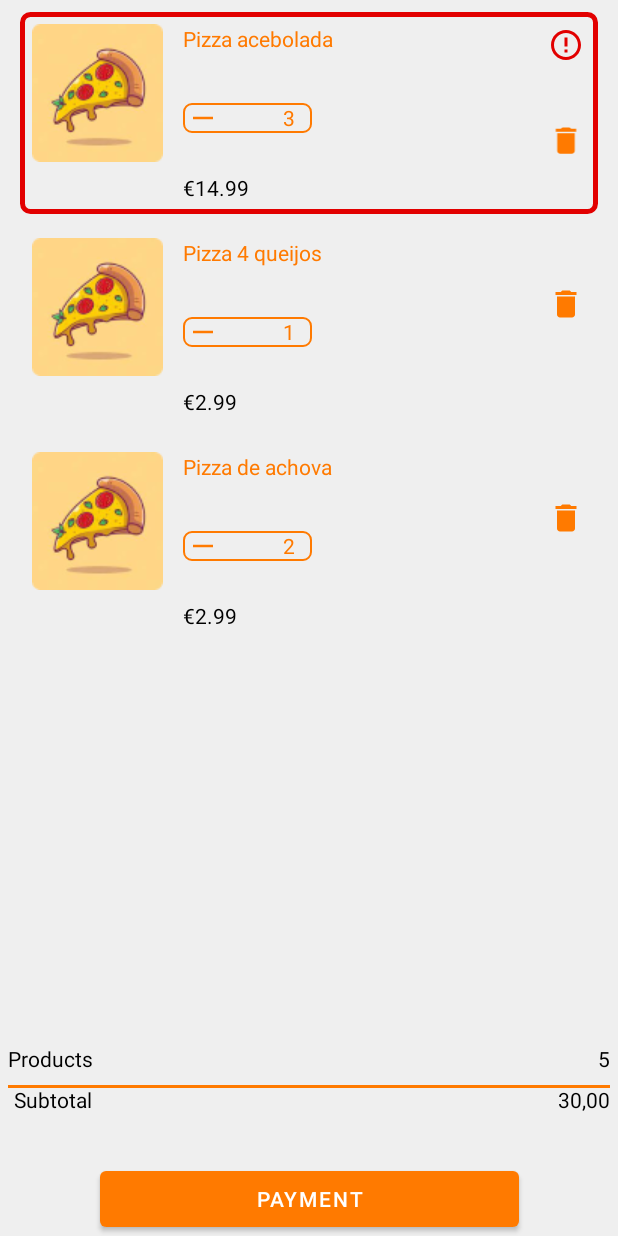
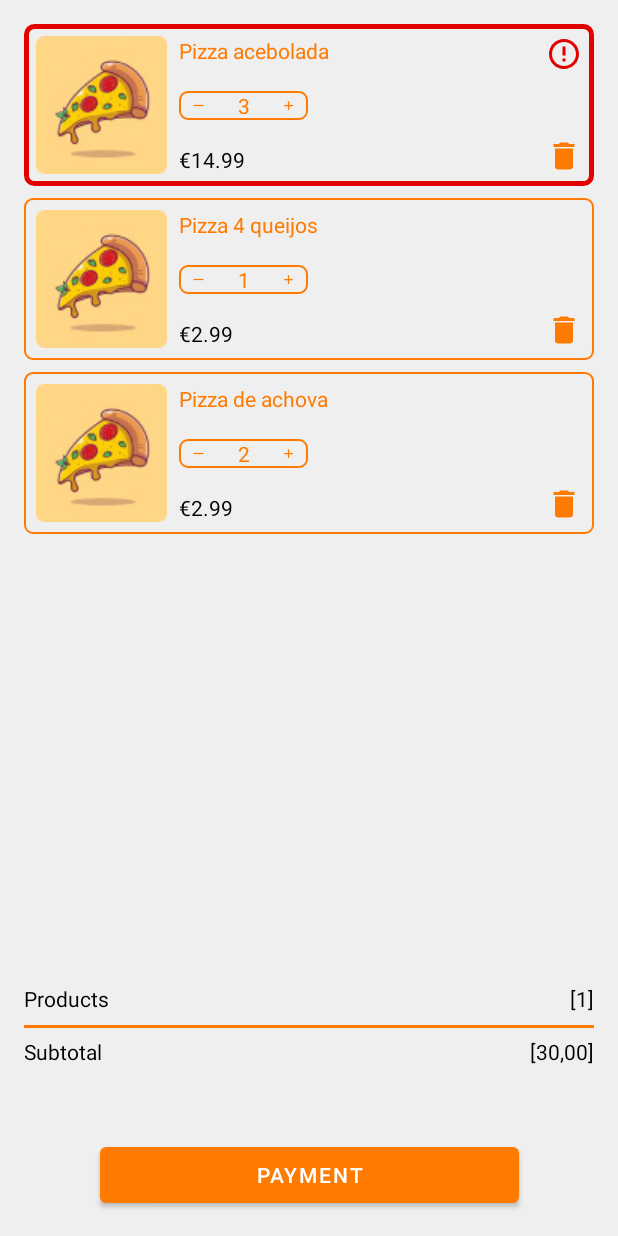
Before and after one commit to miguel57403/safe-eat-client, an Android app: the screen it shows after launch (CartActivity), on a phone screen of 412 x 824 dp. Run offline under Robolectric (Android 15) with nearby library versions, the phone set to English and light mode, and no system bars.

Commit message:
Refactor with ConstraintLayout

```diff
--- a/app/src/main/java/mb/safeEat/CartActivity.kt
+++ b/app/src/main/java/mb/safeEat/CartActivity.kt
@@ -1,12 +1,12 @@
 package mb.safeEat
 
+import android.annotation.SuppressLint
 import androidx.appcompat.app.AppCompatActivity
 import android.os.Bundle
 import android.view.LayoutInflater
 import android.view.View
 import android.view.ViewGroup
 import android.widget.ImageView
-import android.widget.LinearLayout
 import android.widget.TextView
 import androidx.constraintlayout.widget.ConstraintLayout
 import androidx.core.content.ContextCompat
@@ -20,59 +20,65 @@ class CartActivity : AppCompatActivity() {
         setContentView(R.layout.activity_cart)
         initAdapter()
     }
+
     private fun initAdapter() {
         val adapter = CartAdapter(createList())
-        val rv_home = findViewById<RecyclerView>(R.id.rv_home)
-        rv_home.layoutManager = LinearLayoutManager(this)
-        rv_home.adapter = adapter
+        val items = findViewById<RecyclerView>(R.id.cart_items)
+        items.layoutManager = LinearLayoutManager(this)
+        items.adapter = adapter
     }
+
     private fun createList(): ArrayList<Product> {
         val list = ArrayList<Product>()
-        list.add(Product(product = "Pizza acebolada", quantifyItem = 3, priceItem = 14.99F))
-        list.add(Product(product = "Pizza 4 queijos", quantifyItem = 1, priceItem = 2.99F))
-        list.add(Product(product = "Pizza de achova", quantifyItem = 2, priceItem = 2.99F))
+        list.add(Product(product = "Pizza acebolada", quantifyItem = 3, priceItem = 14.99F, warn = true))
+        list.add(Product(product = "Pizza 4 queijos", quantifyItem = 1, priceItem = 2.99F, warn = false))
+        list.add(Product(product = "Pizza de achova", quantifyItem = 2, priceItem = 2.99F, warn = false))
         return list
     }
 }
 
-class CartAdapter(private var data: ArrayList<Product>) : RecyclerView.Adapter<CartAdapter.ViewHolder>() {
+class CartAdapter(private var data: ArrayList<Product>) :
+    RecyclerView.Adapter<CartAdapter.ViewHolder>() {
     override fun onCreateViewHolder(parent: ViewGroup, viewType: Int): ViewHolder {
-        return ViewHolder(LayoutInflater.from(parent.context).inflate(R.layout.cart_item, parent, false))
+        return ViewHolder(
+            LayoutInflater.from(parent.context).inflate(R.layout.cart_item, parent, false)
+        )
     }
+
     override fun getItemCount(): Int {
         return data.size
     }
+
     override fun onBindViewHolder(holder: ViewHolder, position: Int) {
         val item = data[position]
-        holder.bindView(item, position)
+        holder.bindView(item)
     }
+
     class ViewHolder(itemView: View) : RecyclerView.ViewHolder(itemView) {
-        val containermeu = itemView.findViewById<LinearLayout>(R.id.containerMeu)
-        val product = itemView.findViewById<TextView>(R.id.cart_item_product)
-        val quantifyItem = itemView.findViewById<TextView>(R.id.quantifyItem)
-        val priceItem = itemView.findViewById<TextView>(R.id.priceItem)
-        val icon = itemView.findViewById<ImageView>(R.id.iconWarning)
-        fun bindView(item: Product,position: Int) {
-            if(position == 1 ){
-                val bg = ContextCompat.getDrawable(itemView.context, R.drawable.item_without_border_)
-                containermeu.background = bg
-                icon.visibility = View.GONE
-            }
-            if(position == 2 ){
-                val bg = ContextCompat.getDrawable(itemView.context, R.drawable.item_without_border_)
-                containermeu.background = bg
-                icon.visibility = View.GONE
+        private val container = itemView.findViewById<ConstraintLayout>(R.id.cart_item_container)
+        private val product = itemView.findViewById<TextView>(R.id.cart_item_name)
+        private val quantity = itemView.findViewById<TextView>(R.id.cart_item_quantity)
+        private val price = itemView.findViewById<TextView>(R.id.cart_item_price)
+        private val icon = itemView.findViewById<ImageView>(R.id.cart_item_alert)
+
+        @SuppressLint("SetTextI18n")
+        fun bindView(item: Product) {
+            if (item.warn) {
+                val bg =
+                    ContextCompat.getDrawable(itemView.context, R.drawable.border_item_warning)
+                container.background = bg
+                icon.visibility = View.VISIBLE
             }
             product.text = item.product
-            quantifyItem.text = item.quantifyItem.toString()
-            priceItem.text = ("€" + item.priceItem.toString())
-
+            quantity.text = item.quantifyItem.toString()
+            price.text = ("€" + item.priceItem.toString())
         }
     }
+}
 
-}
 data class Product(
     val product: String,
     val quantifyItem: Int,
     val priceItem: Float,
+    val warn: Boolean
 )
--- a/app/src/main/res/drawable/item_without_border_.xml
+++ /dev/null
@@ -1,8 +0,0 @@
-<?xml version="1.0" encoding="utf-8"?>
-<shape
-        xmlns:android="http://schemas.android.com/apk/res/android"
-        android:shape="rectangle">
-    <corners
-            android:radius="5dp" />
-    <stroke android:width="0dip" />
-</shape>
--- a/app/src/main/res/layout/activity_cart.xml
+++ b/app/src/main/res/layout/activity_cart.xml
@@ -2,93 +2,97 @@
 <androidx.constraintlayout.widget.ConstraintLayout xmlns:android="http://schemas.android.com/apk/res/android"
     xmlns:app="http://schemas.android.com/apk/res-auto"
     xmlns:tools="http://schemas.android.com/tools"
-                                                   android:paddingHorizontal="5dp"
     android:layout_width="match_parent"
     android:layout_height="match_parent"
+    android:paddingHorizontal="16dp"
     tools:context=".CartActivity">
 
     <androidx.recyclerview.widget.RecyclerView
-            android:id="@+id/rv_home"
+        android:id="@+id/cart_items"
         android:layout_width="match_parent"
         android:layout_height="0dp"
+        android:layout_marginVertical="16dp"
+        app:layout_constraintBottom_toTopOf="@+id/cart_products_container"
+        app:layout_constraintEnd_toEndOf="parent"
         app:layout_constraintStart_toStartOf="parent"
-            app:layout_constraintEnd_toEndOf="parent"
-            app:layout_constraintTop_toTopOf="parent"
-            app:layout_constraintBottom_toTopOf="@+id/constraintLayout"/>
+        app:layout_constraintTop_toTopOf="parent" />
 
     <androidx.constraintlayout.widget.ConstraintLayout
-            android:id="@+id/constraintLayout"
-            app:layout_constraintBottom_toTopOf="@+id/button_x"
+        android:id="@+id/cart_products_container"
+        android:layout_width="match_parent"
+        android:layout_height="wrap_content"
+        android:paddingVertical="32dp"
+        android:layout_marginBottom="16dp"
+        app:layout_constraintBottom_toTopOf="@+id/cart_button_submit"
         app:layout_constraintEnd_toEndOf="parent"
-            app:layout_constraintStart_toStartOf="parent"
-            android:paddingVertical="32dp"
-            android:layout_width="match_parent"
-            android:layout_height="wrap_content" >
+        app:layout_constraintStart_toStartOf="parent">
+
         <TextView
-                android:id="@+id/nameProduct"
+            android:id="@+id/cart_products_name"
             android:layout_width="wrap_content"
             android:layout_height="wrap_content"
+            android:text="@string/products"
             android:textColor="@color/black"
             android:textFontWeight="700"
             android:textStyle="normal"
-                android:text="Products"
             app:layout_constraintStart_toStartOf="parent"
-                app:layout_constraintTop_toTopOf="parent"
-        />
+            app:layout_constraintTop_toTopOf="parent" />
+
         <TextView
-                android:id="@+id/totalProduct"
-                app:layout_constraintEnd_toEndOf="parent"
-                app:layout_constraintTop_toTopOf="parent"
+            android:id="@+id/cart_products_count"
             android:layout_width="wrap_content"
             android:layout_height="wrap_content"
+            android:text="@string/k_cart_products_count"
             android:textColor="@color/black"
             android:textFontWeight="400"
             android:textStyle="normal"
-                android:text="5"
-        />
+            app:layout_constraintEnd_toEndOf="parent"
+            app:layout_constraintTop_toTopOf="parent" />
 
         <FrameLayout
-                android:id="@+id/orders_divider"
+            android:id="@+id/cart_products_divider"
             android:layout_width="match_parent"
             android:layout_height="2dp"
             android:layout_marginTop="8dp"
             android:background="@color/orange_500"
             app:layout_constraintEnd_toEndOf="parent"
             app:layout_constraintStart_toStartOf="parent"
-                app:layout_constraintTop_toBottomOf="@+id/nameProduct"/>
+            app:layout_constraintTop_toBottomOf="@+id/cart_products_name" />
 
         <TextView
-                android:id="@+id/nameSubtotal"
+            android:id="@+id/cart_products_subtotal"
             android:layout_width="wrap_content"
             android:layout_height="wrap_content"
+            android:layout_marginTop="8dp"
+            android:text="@string/subtotal"
             android:textColor="@color/black"
             android:textFontWeight="700"
             android:textStyle="normal"
-                android:text="Subtotal"
             app:layout_constraintStart_toStartOf="parent"
-                app:layout_constraintTop_toTopOf="@+id/orders_divider"
-                android:layout_marginStart="4dp"/>
+            app:layout_constraintTop_toTopOf="@+id/cart_products_divider" />
+
         <TextView
-                android:id="@+id/numTotal"
-                app:layout_constraintTop_toTopOf="@+id/orders_divider"
-                app:layout_constraintEnd_toEndOf="@+id/orders_divider"
+            android:id="@+id/cart_products_price"
             android:layout_width="wrap_content"
             android:layout_height="wrap_content"
+            android:layout_marginTop="8dp"
+            android:text="@string/k_cart_products_price"
             android:textColor="@color/black"
             android:textFontWeight="400"
             android:textStyle="normal"
-                android:text="30,00"
-        />
+            app:layout_constraintEnd_toEndOf="@+id/cart_products_divider"
+            app:layout_constraintTop_toTopOf="@+id/cart_products_divider" />
 
     </androidx.constraintlayout.widget.ConstraintLayout>
+
     <Button
-            android:id="@+id/button_x"
-            android:text="Payment"
+        android:id="@+id/cart_button_submit"
         android:layout_width="279dp"
         android:layout_height="49dp"
+        android:layout_marginBottom="16dp"
+        android:text="@string/payment"
+        app:layout_constraintBottom_toBottomOf="parent"
         app:layout_constraintEnd_toEndOf="parent"
-            app:layout_constraintStart_toStartOf="parent"
-            app:layout_constraintBottom_toBottomOf="parent"
-    />
+        app:layout_constraintStart_toStartOf="parent" />
 
 </androidx.constraintlayout.widget.ConstraintLayout>
--- a/app/src/main/res/layout/cart_item.xml
+++ b/app/src/main/res/layout/cart_item.xml
@@ -1,119 +1,126 @@
 <?xml version="1.0" encoding="utf-8"?>
-<androidx.constraintlayout.widget.ConstraintLayout
-        xmlns:android="http://schemas.android.com/apk/res/android"
+<androidx.constraintlayout.widget.ConstraintLayout xmlns:android="http://schemas.android.com/apk/res/android"
     xmlns:app="http://schemas.android.com/apk/res-auto"
+    android:id="@+id/cart_item_container"
     android:layout_width="match_parent"
-        android:layout_height="wrap_content">
-    <LinearLayout
-            android:id="@+id/containerMeu"
-            app:layout_constraintEnd_toEndOf="parent"
-            app:layout_constraintTop_toTopOf="parent"
-            app:layout_constraintStart_toStartOf="parent"
-            android:layout_margin="8dp"
-            android:layout_marginStart="8dp"
-            android:layout_width="fill_parent"
     android:layout_height="wrap_content"
-            android:background="@drawable/border_item_warning"
-    >
-        <LinearLayout android:layout_width="wrap_content"
-                      android:layout_height="wrap_content"
-                      android:layout_margin="8dp"
-        >
+    android:layout_marginBottom="8dp"
+    android:background="@drawable/border_item"
+    android:padding="8dp">
+
     <ImageView
+        android:id="@+id/cart_item_image"
         android:layout_width="wrap_content"
         android:layout_height="wrap_content"
-                    app:srcCompat="@drawable/item_cart"
+        android:contentDescription="@string/product_image_description"
         android:scaleType="centerCrop"
-                    android:contentDescription="ItemCard"
-
-            />
-            <LinearLayout android:layout_width="235dp"
-                          android:layout_height="wrap_content"
-                          android:layout_marginLeft="20px"
-                          android:orientation="vertical">
+        app:layout_constraintStart_toStartOf="parent"
+        app:layout_constraintTop_toTopOf="parent"
+        app:srcCompat="@drawable/item_cart" />
 
     <TextView
-                        android:id="@+id/cart_item_product"
-                        android:layout_width="wrap_content"
+        android:id="@+id/cart_item_name"
+        android:layout_width="0dp"
         android:layout_height="wrap_content"
+        android:layout_marginHorizontal="8dp"
+        android:ellipsize="end"
+        android:lines="1"
+        android:text="@string/k_cart_item_name"
         android:textColor="@color/orange_500"
         android:textFontWeight="700"
         android:textStyle="normal"
-                        android:text="Pepperoni Pizza"
-                />
-                <LinearLayout
+        app:layout_constraintEnd_toStartOf="@+id/cart_item_alert"
+        app:layout_constraintStart_toEndOf="@+id/cart_item_image"
+        app:layout_constraintTop_toTopOf="parent" />
+
+    <androidx.constraintlayout.widget.ConstraintLayout
         android:layout_width="86dp"
         android:layout_height="wrap_content"
+        android:layout_marginStart="8dp"
+        android:background="@drawable/border_item"
         android:orientation="horizontal"
-                        android:background="@drawable/border_item"
-                        android:layout_marginTop="50px"
-                >
+        app:layout_constraintBottom_toBottomOf="parent"
+        app:layout_constraintStart_toEndOf="@+id/cart_item_image"
+        app:layout_constraintTop_toTopOf="parent">
+
+        <androidx.appcompat.widget.LinearLayoutCompat
+            android:id="@+id/cart_item_button_minus"
+            android:layout_width="wrap_content"
+            android:layout_height="0dp"
+            android:paddingHorizontal="8dp"
+            app:layout_constraintBottom_toBottomOf="parent"
+            app:layout_constraintStart_toStartOf="parent"
+            app:layout_constraintTop_toTopOf="parent">
+
             <ImageView
-                            android:id="@+id/btnMinus"
-                            android:layout_width="30px"
-                            android:layout_height="30px"
-                            app:srcCompat="@drawable/diminuir"
-                            android:layout_marginLeft="5px"
+                android:layout_width="10dp"
+                android:layout_height="10dp"
                 android:layout_gravity="center_vertical"
+                android:contentDescription="@string/d_icon_minus"
                 android:textColor="@color/orange_500"
-                    />
+                app:srcCompat="@drawable/minus" />
+        </androidx.appcompat.widget.LinearLayoutCompat>
+
+
         <TextView
-                            android:id="@+id/quantifyItem"
+            android:id="@+id/cart_item_quantity"
             android:layout_width="wrap_content"
             android:layout_height="wrap_content"
-                            android:layout_marginLeft="65px"
-                            android:text="1"
             android:layout_gravity="center_horizontal"
+            android:text="@string/k_cart_item_quantity"
             android:textColor="@color/orange_500"
-                    />
+            app:layout_constraintBottom_toBottomOf="parent"
+            app:layout_constraintEnd_toEndOf="parent"
+            app:layout_constraintStart_toStartOf="parent"
+            app:layout_constraintTop_toTopOf="parent" />
+
+        <androidx.appcompat.widget.LinearLayoutCompat
+            android:id="@+id/cart_item_button_plus"
+            android:layout_width="wrap_content"
+            android:layout_height="0dp"
+            android:paddingHorizontal="8dp"
+            app:layout_constraintBottom_toBottomOf="parent"
+            app:layout_constraintEnd_toEndOf="parent"
+            app:layout_constraintTop_toTopOf="parent">
+
             <ImageView
-                            android:id="@+id/btnPlus"
-                            android:layout_width="30px"
-                            android:layout_height="30px"
-                            app:srcCompat="@drawable/adicionar"
-                            android:layout_marginLeft="65px"
+                android:layout_width="10dp"
+                android:layout_height="10dp"
                 android:layout_gravity="center_vertical"
+                android:contentDescription="@string/d_icon_plus"
                 android:textColor="@color/black"
-                    />
-                </LinearLayout>
-                <LinearLayout
+                app:srcCompat="@drawable/plus" />
+        </androidx.appcompat.widget.LinearLayoutCompat>
+    </androidx.constraintlayout.widget.ConstraintLayout>
+
+    <TextView
+        android:id="@+id/cart_item_price"
         android:layout_width="wrap_content"
         android:layout_height="wrap_content"
-                        android:layout_marginTop="40px"
-                        android:orientation="horizontal"
-                >
-                    <TextView
-                            android:id="@+id/priceItem"
+        android:layout_marginStart="8dp"
+        android:text="@string/k_product_price"
+        android:textColor="@color/black"
+        app:layout_constraintBottom_toBottomOf="parent"
+        app:layout_constraintStart_toEndOf="@+id/cart_item_image" />
+
+    <ImageView
+        android:id="@+id/cart_item_alert"
         android:layout_width="wrap_content"
         android:layout_height="wrap_content"
-                            android:textColor="@color/black"
-                            android:text="€2,99"
-                    />
-                </LinearLayout>
-            </LinearLayout>
-        </LinearLayout>
-        <LinearLayout
-                android:layout_width="wrap_content"
-                android:layout_height="97dp"
-                android:orientation="vertical"
-                android:layout_gravity="end"
-        >
+        android:contentDescription="@string/d_icon_warning"
+        android:visibility="gone"
+        app:layout_constraintEnd_toEndOf="parent"
+        app:layout_constraintTop_toTopOf="parent"
+        app:srcCompat="@drawable/baseline_error_outline_24" />
+
     <ImageView
-                    android:id="@+id/iconWarning"
+        android:id="@+id/cart_item_button_delete"
         android:layout_width="wrap_content"
         android:layout_height="wrap_content"
-                    app:srcCompat="@drawable/baseline_error_outline_24"
-                    android:layout_gravity="center_vertical"
-                    android:layout_marginTop="10dp"
-            />
-            <ImageView
-                    android:id="@+id/btnDelete"
-                    android:layout_width="wrap_content"
-                    android:layout_height="wrap_content"
-                    app:srcCompat="@drawable/baseline_delete_24"
         android:layout_gravity="end"
         android:layout_marginTop="40dp"
-            />
-        </LinearLayout>
-    </LinearLayout>
+        android:contentDescription="@string/d_icon_delete"
+        app:layout_constraintBottom_toBottomOf="parent"
+        app:layout_constraintEnd_toEndOf="parent"
+        app:srcCompat="@drawable/baseline_delete_24" />
 </androidx.constraintlayout.widget.ConstraintLayout>
--- a/app/src/main/res/values/strings.xml
+++ b/app/src/main/res/values/strings.xml
@@ -26,4 +26,17 @@
     <string name="categories">Categories</string>
     <string name="any_category">Category image</string>
     <string name="search_category_text">[Category]</string>
+    <string name="product_image_description">Product image</string>
+    <string name="k_cart_item_name">[Product Name]</string>
+    <string name="k_product_price">[Product Price]</string>
+    <string name="k_cart_item_quantity">[0]</string>
+    <string name="products">Products</string>
+    <string name="k_cart_products_count">[1]</string>
+    <string name="payment">Payment</string>
+    <string name="subtotal">Subtotal</string>
+    <string name="k_cart_products_price">[30,00]</string>
+    <string name="d_icon_minus">Icon minus</string>
+    <string name="d_icon_plus">Icon plus</string>
+    <string name="d_icon_warning">Icon warning</string>
+    <string name="d_icon_delete">Icon delete</string>
 </resources>
```
Also changed, not shown: app/src/main/res/drawable/minus.xml (renamed from app/src/main/res/drawable/diminuir.xml), app/src/main/res/drawable/plus.xml (renamed from app/src/main/res/drawable/adicionar.xml). Lines whose indentation alone changed are shown as unchanged.
